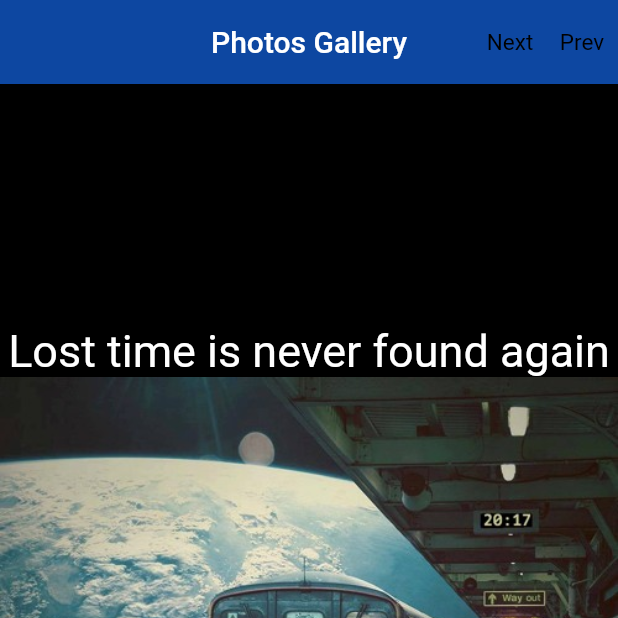
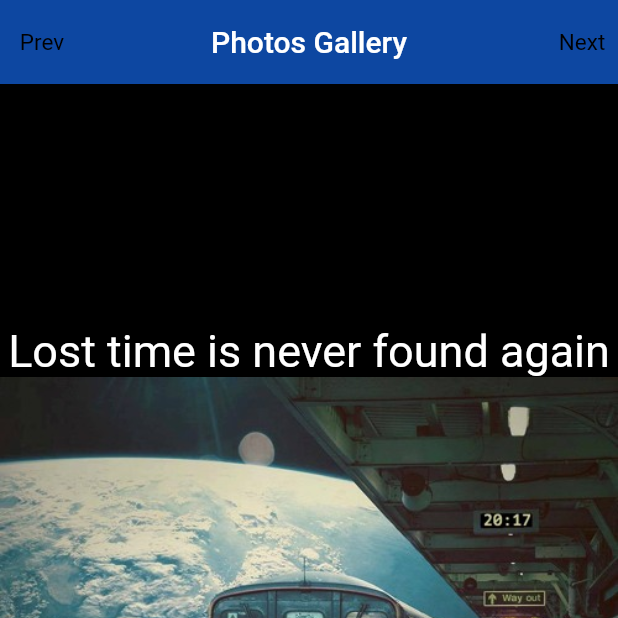
Before and after one commit to ayamohamed18/FlutterApps, a Flutter app: the screen it shows after launch, on a phone screen of 412 x 824 dp, the top half of it. Run offline on Flutter 3.47's test engine with Material 2 defaults, Android fonts, the phone set to English and light mode, and no system bars.

Commit message:
final update

```diff
--- a/Photos Gallary/photos_gallery/lib/Gallery.dart
+++ b/Photos Gallary/photos_gallery/lib/Gallery.dart
@@ -41,8 +41,8 @@ class _GalleryState extends State<Gallery> {
       setState(() {
                           index++;
                         });
-              }),
-               IconButton(
+              }),],
+               leading:Builder(builder: (BuildContext context){return IconButton(
               icon: Text(
                 'Prev',
                 textAlign: TextAlign.left,
@@ -52,9 +52,8 @@ class _GalleryState extends State<Gallery> {
       setState(() {
                           index--;
                         });
-              }),
+              });}),
 
-        ],
       ),
       body: Center(
           child: (index < 5 && index >= 0)
```
